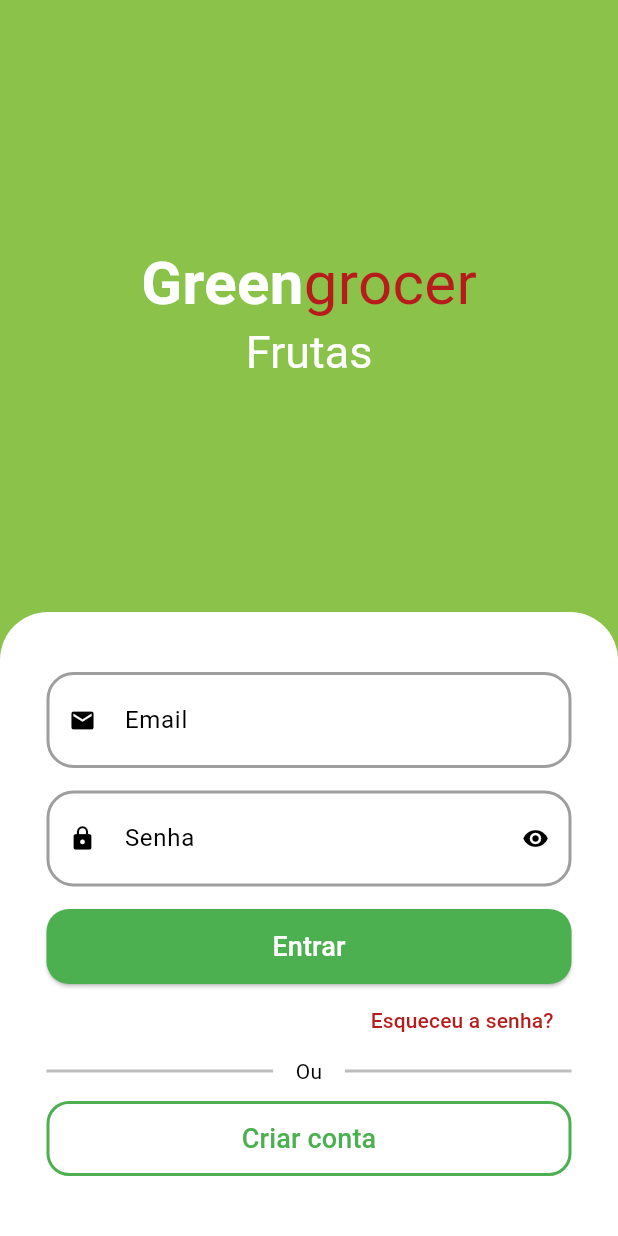
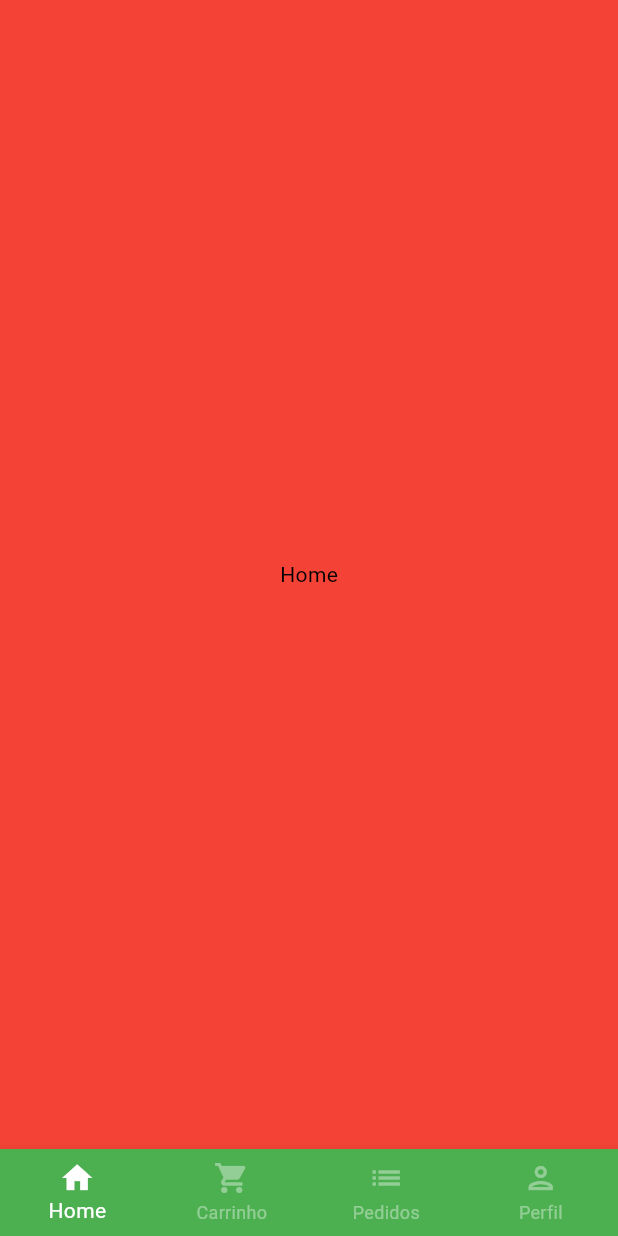
Before and after one commit to VORP2830/green_grocer, a Flutter app: the screen it shows after launch, after a tap on "Entrar", on a phone screen of 412 x 824 dp. Run offline on Flutter 3.47's test engine with Material 3 defaults, Android fonts, the light colour scheme and no system bars; drawn by our look-alikes of animated_text_kit; our stand-ins replace mask_text_input_formatter.

Commit message:
Flutter UI: Tela base

```diff
--- a/lib/src/auth/components/custom_button.dart
+++ b/lib/src/auth/components/custom_button.dart
@@ -2,7 +2,7 @@ import 'package:flutter/material.dart';
 
 class CustomButton extends StatelessWidget {
   final String label;
-  final Function onPressed;
+  final VoidCallback onPressed;
   const CustomButton({
     super.key,
     required this.label,
@@ -12,7 +12,7 @@ class CustomButton extends StatelessWidget {
   @override
   Widget build(BuildContext context) {
     return ElevatedButton(
-      onPressed: () => onPressed,
+      onPressed: onPressed,
       style: ElevatedButton.styleFrom(
         backgroundColor: Theme.of(context).colorScheme.primary,
         shape: RoundedRectangleBorder(
--- a/lib/src/auth/sign_in_page.dart
+++ b/lib/src/auth/sign_in_page.dart
@@ -3,6 +3,7 @@ import 'package:flutter/material.dart';
 import 'package:green_grocer/src/auth/components/custom_button.dart';
 import 'package:green_grocer/src/auth/components/custom_text_field.dart';
 import 'package:green_grocer/src/auth/sign_up_page.dart';
+import 'package:green_grocer/src/base/base_page.dart';
 import 'package:green_grocer/src/config/custom_colors.dart';
 
 class SignInPage extends StatelessWidget {
@@ -98,9 +99,17 @@ class SignInPage extends StatelessWidget {
                     //Botão entrar
                     SizedBox(
                       height: 50,
-                      child: CustomButton (
+                      child: CustomButton(
                         label: 'Entrar',
-                        onPressed: () {},
+                        onPressed: () {
+                          Navigator.of(context).pushReplacement(
+                            MaterialPageRoute(
+                              builder: (_) {
+                                return const BasePage();
+                              },
+                            ),
+                          );
+                        },
                       ),
                     ),
                     //Esqueceu senha
--- /dev/null
+++ b/lib/src/base/base_page.dart
@@ -0,0 +1,81 @@
+import 'package:flutter/material.dart';
+
+class BasePage extends StatefulWidget {
+  const BasePage({super.key});
+
+  @override
+  State<BasePage> createState() => _BasePageState();
+}
+
+class _BasePageState extends State<BasePage> {
+  int currentIndex = 0;
+  final pageController = PageController();
+
+  @override
+  Widget build(BuildContext context) {
+    return Scaffold(
+      body: PageView(
+        //Impede o scroll da tela
+        physics: const NeverScrollableScrollPhysics(),
+        controller: pageController,
+        children: [
+          Container(
+            color: Colors.red,
+            child: Center(
+              child: Text('Home'),
+            ),
+          ),
+          Container(
+            color: Colors.blue,
+            child: Center(
+              child: Text('Carrinho'),
+            ),
+          ),
+          Container(
+            color: Colors.yellow,
+            child: Center(
+              child: Text('Pedidos'),
+            ),
+          ),
+          Container(
+            color: Colors.green,
+            child: Center(
+              child: Text('Perfil'),
+            ),
+          ),
+        ],
+      ),
+      bottomNavigationBar: BottomNavigationBar(
+        currentIndex: currentIndex,
+        type: BottomNavigationBarType.fixed,
+        backgroundColor: Colors.green,
+        selectedItemColor: Colors.white,
+        unselectedItemColor: Colors.white.withAlpha(100),
+        onTap: (int index) {
+          setState(() {
+            currentIndex = index;
+            pageController.jumpToPage(index);
+          });
+        },
+        items: const <BottomNavigationBarItem>[
+          BottomNavigationBarItem(
+            icon: Icon(Icons.home),
+            label: 'Home',
+          ),
+          BottomNavigationBarItem(
+            icon: Icon(Icons.shopping_cart),
+            label: 'Carrinho',
+          ),
+          BottomNavigationBarItem(
+            icon: Icon(Icons.list),
+            label: 'Pedidos',
+          ),
+          BottomNavigationBarItem(
+            icon: Icon(Icons.person_outlined),
+            label: 'Perfil',
+          ),
+        ],
+      ),
+    );
+  }
+}
```
